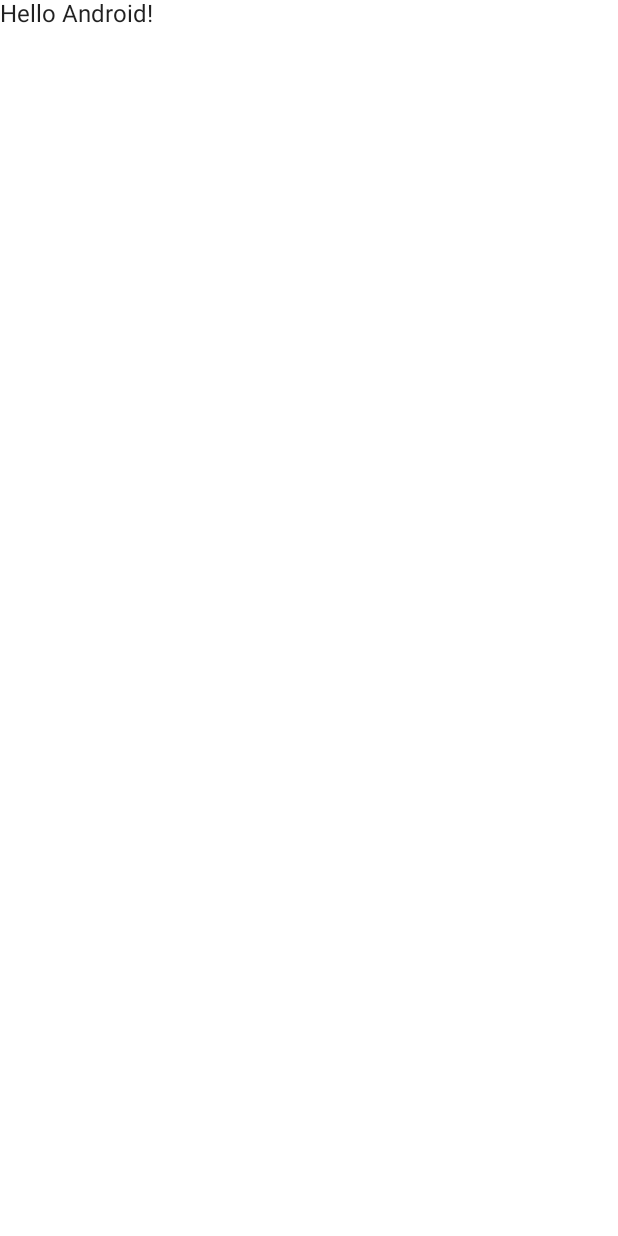
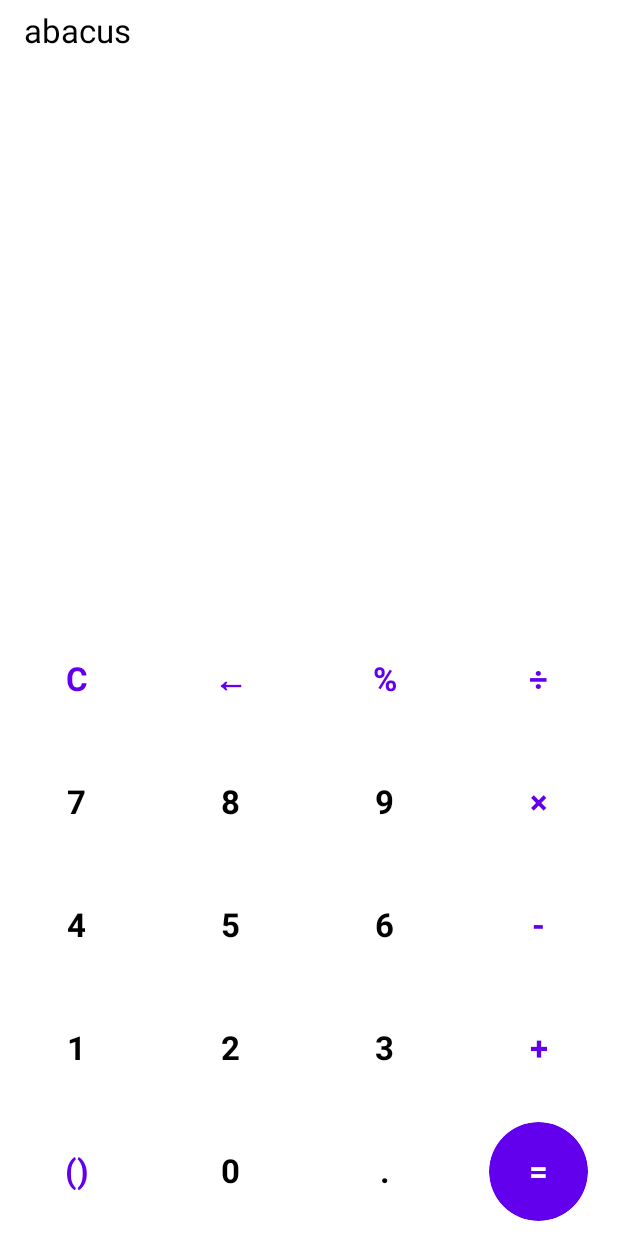
Before and after one commit to PBK-B/abacus-android-app, an Android app built with Jetpack Compose: the screen it shows after launch (MainActivity), on a phone screen of 412 x 824 dp. Before the commit the screen is almost empty. Run offline under Robolectric (Android 15) with nearby library versions, the phone set to English and light mode, and no system bars; our stand-ins replace accompanist.

Commit message:
feat: implement the main calculation function

```diff
--- a/app/src/main/AndroidManifest.xml
+++ b/app/src/main/AndroidManifest.xml
@@ -12,6 +12,7 @@
         android:roundIcon="@mipmap/ic_launcher_round"
         android:supportsRtl="true"
         android:theme="@style/Theme.Abacus"
+        android:name=".BaseApplication"
         tools:targetApi="31">
         <activity
             android:name=".MainActivity"
--- /dev/null
+++ b/app/src/main/java/com/tzmax/abacus/BaseApplication.kt
@@ -0,0 +1,17 @@
+package com.tzmax.abacus
+
+import android.annotation.SuppressLint
+import android.app.Application
+import android.content.Context
+
+class BaseApplication: Application() {
+    companion object {
+        @SuppressLint("StaticFieldLeak")
+        lateinit var mContext: Context
+    }
+
+    override fun attachBaseContext(base: Context?) {
+        mContext = this
+        super.attachBaseContext(base)
+    }
+}
--- a/app/src/main/java/com/tzmax/abacus/MainActivity.kt
+++ b/app/src/main/java/com/tzmax/abacus/MainActivity.kt
@@ -3,41 +3,25 @@ package com.tzmax.abacus
 import android.os.Bundle
 import androidx.activity.ComponentActivity
 import androidx.activity.compose.setContent
-import androidx.compose.foundation.layout.fillMaxSize
-import androidx.compose.material.MaterialTheme
-import androidx.compose.material.Surface
-import androidx.compose.material.Text
-import androidx.compose.runtime.Composable
-import androidx.compose.ui.Modifier
-import androidx.compose.ui.tooling.preview.Preview
+import androidx.activity.viewModels
+import androidx.compose.ui.graphics.Color
 import com.tzmax.abacus.ui.theme.AbacusTheme
+import androidx.core.view.WindowCompat
+import com.google.accompanist.systemuicontroller.rememberSystemUiController
+import com.tzmax.abacus.ui.model.AbacusViewModel
+import com.tzmax.abacus.ui.screens.AppView
 
 class MainActivity : ComponentActivity() {
     override fun onCreate(savedInstanceState: Bundle?) {
         super.onCreate(savedInstanceState)
+        WindowCompat.setDecorFitsSystemWindows(window, true)
+        val viewModel: AbacusViewModel by viewModels()
         setContent {
+            val systemUiController = rememberSystemUiController()
             AbacusTheme {
-                // A surface container using the 'background' color from the theme
-                Surface(
-                    modifier = Modifier.fillMaxSize(),
-                    color = MaterialTheme.colors.background
-                ) {
-                    Greeting("Android")
-                }
+                systemUiController.setStatusBarColor(Color.Transparent, true)
+                AppView(viewModel)
             }
         }
     }
 }
-
-@Composable
-fun Greeting(name: String) {
-    Text(text = "Hello $name!")
-}
-
-@Preview(showBackground = true)
-@Composable
-fun DefaultPreview() {
-    AbacusTheme {
-        Greeting("Android")
-    }
-}
--- /dev/null
+++ b/app/src/main/java/com/tzmax/abacus/ui/components/Grid.kt
@@ -0,0 +1,46 @@
+package com.tzmax.abacus.ui.components
+
+
+import androidx.compose.runtime.Composable
+import androidx.compose.ui.Modifier
+import androidx.compose.ui.layout.Layout
+
+
+@Composable
+fun Grid(
+    modifier: Modifier = Modifier,
+    maxRows: Int,
+    maxColumns: Int,
+    content: @Composable () -> Unit
+) {
+    Layout(
+        content = content,
+        modifier = modifier
+    ) { measurableList, constraints ->
+        check(constraints.hasBoundedWidth) {
+            "no width"
+        }
+        val columnWidth = constraints.maxWidth / maxRows
+        val columnHeight = constraints.maxHeight / maxColumns
+        val itemConstraints = constraints.copy(
+            minWidth = 0,
+            maxWidth = columnWidth,
+            minHeight = 0,
+            maxHeight = columnHeight
+        )
+        val placeableList = measurableList.map { measurable ->
+            measurable.measure(itemConstraints)
+        }
+        layout(
+            width = constraints.maxWidth,
+            height = constraints.maxHeight
+        ) {
+            placeableList.forEachIndexed { index, placeable ->
+                placeable.place(
+                    x = columnWidth * (index % maxRows),
+                    y = columnHeight * (index / maxRows)
+                )
+            }
+        }
+    }
+}
--- /dev/null
+++ b/app/src/main/java/com/tzmax/abacus/ui/model/AbacusViewModel.kt
@@ -0,0 +1,10 @@
+package com.tzmax.abacus.ui.model
+
+import androidx.compose.runtime.mutableStateListOf
+import androidx.compose.runtime.mutableStateOf
+import androidx.lifecycle.ViewModel
+
+class AbacusViewModel : ViewModel() {
+    val formula = mutableStateOf("")
+    val history = mutableStateListOf<String>()
+}
--- /dev/null
+++ b/app/src/main/java/com/tzmax/abacus/ui/screens/Buttons.kt
@@ -0,0 +1,123 @@
+package com.tzmax.abacus.ui.screens
+
+import androidx.annotation.StringRes
+import androidx.compose.runtime.MutableState
+import com.tzmax.abacus.R
+import com.tzmax.abacus.utils.*
+
+data class ButtonData(
+    @StringRes val text: Int,
+    val fontColor: ColorType = ColorType.Normal,
+    val backgroundColor: ColorType = ColorType.Normal,
+    val onClick: (MutableState<String>, (String?) -> Unit) -> Unit = { it, _ ->
+        it.value = it.value.trimSign(string(text))
+    }
+)
+
+enum class ColorType {
+    OnAccent, Accent, Normal,
+}
+
+val buttons = listOf(
+    ButtonData(
+        (R.string.clear), fontColor = ColorType.Accent
+    ) { it, commit ->
+        if (it.value.isNotEmpty()) {
+            it.value = ""
+        } else {
+            commit(null)
+        }
+    },
+    ButtonData(
+        (R.string.backspace), fontColor = ColorType.Accent
+    ) { it, _ ->
+        it.value = it.value.run {
+            if (isNotEmpty()) substring(0, length - 1)
+            else this
+        }
+    },
+    ButtonData(
+        (R.string.percent), fontColor = ColorType.Accent
+    ) { it, _ ->
+        if ((it.value.isNotEmpty() && it.value[it.value.length - 1] in '0'..'9')) {
+            it.value = it.value + '%'
+        }
+    },
+    ButtonData(
+        (R.string.divide), fontColor = ColorType.Accent
+    ),
+    ButtonData(
+        (R.string.seven)
+    ),
+    ButtonData(
+        (R.string.eight)
+    ),
+    ButtonData(
+        (R.string.nine)
+    ),
+    ButtonData(
+        (R.string.multiplication), fontColor = ColorType.Accent
+    ),
+    ButtonData(
+        (R.string.four)
+    ),
+    ButtonData(
+        (R.string.five)
+    ),
+    ButtonData(
+        (R.string.six)
+    ),
+    ButtonData(
+        (R.string.minus), fontColor = ColorType.Accent
+    ),
+    ButtonData(
+        (R.string.one)
+    ),
+    ButtonData(
+        (R.string.two)
+    ),
+    ButtonData(
+        (R.string.three)
+    ),
+    ButtonData(
+        (R.string.plus), fontColor = ColorType.Accent
+    ),
+    ButtonData(
+        (R.string.brackets), fontColor = ColorType.Accent
+    ) { it, _ ->
+        if ((it.value.isNotEmpty() && it.value[it.value.length - 1].toString() in operator.plus("(")) || it.value.isEmpty()) {
+            it.value = it.value + '('
+            return@ButtonData
+        }
+        val (first, second) = it.value.countPair('(', ')')
+        if (first > second && it.value[it.value.length - 1] != '(') {
+            it.value = it.value + ")"
+        }
+    },
+    ButtonData(
+        (R.string.zero)
+    ),
+    ButtonData(
+        (R.string.dot)
+    ),
+    ButtonData(
+        (R.string.equal), backgroundColor = ColorType.Accent, fontColor = ColorType.OnAccent
+    ) { it, commit ->
+        val raw = it.value.trimSign("")
+            .replace("(+", "(0+")
+            .replace("(-", "(0+")
+            .replace("(×", "(0÷")
+            .replace("(÷", "(0×")
+            .run {
+                val (first, second) = countPair('(', ')')
+                if (first > second) {
+                    this + ")".repeat(first - second)
+                } else this
+            }
+        if (raw.indexOfChars(char = charArrayOf('+', '-', '×', '÷', '%')) != null) {
+            val result = CalculateUtils.calculate(raw).replace(",", "")
+            commit("$raw=$result")
+            it.value = result
+        }
+    },
+)
--- /dev/null
+++ b/app/src/main/java/com/tzmax/abacus/ui/screens/View.kt
@@ -0,0 +1,185 @@
+package com.tzmax.abacus.ui.screens
+
+import androidx.compose.foundation.LocalIndication
+import androidx.compose.foundation.background
+import androidx.compose.foundation.clickable
+import androidx.compose.foundation.interaction.MutableInteractionSource
+import androidx.compose.foundation.layout.*
+import androidx.compose.foundation.lazy.LazyColumn
+import androidx.compose.foundation.lazy.items
+import androidx.compose.foundation.shape.RoundedCornerShape
+import androidx.compose.material.Text
+import androidx.compose.runtime.Composable
+import androidx.compose.runtime.MutableState
+import androidx.compose.runtime.remember
+import androidx.compose.runtime.snapshots.SnapshotStateList
+import androidx.compose.ui.Alignment
+import androidx.compose.ui.Modifier
+import androidx.compose.ui.draw.clip
+import androidx.compose.ui.graphics.Color
+import androidx.compose.ui.res.stringResource
+import androidx.compose.ui.text.font.FontWeight
+import androidx.compose.ui.text.style.TextAlign
+import androidx.compose.ui.unit.sp
+import com.tzmax.abacus.R
+import com.tzmax.abacus.ui.theme.Gap
+import com.tzmax.abacus.ui.theme.colors
+import com.tzmax.abacus.ui.model.AbacusViewModel
+import com.tzmax.abacus.ui.components.Grid
+
+
+@Composable
+fun AppView(
+    vm: AbacusViewModel
+) {
+    //当前计算的算式
+    val formula = remember { vm.formula }
+    //历史记录
+    val history = remember { vm.history }
+    Column(
+        Modifier
+            .fillMaxSize()
+            .background(colors.background)
+    ) {
+        ScreenPart(
+            modifier = Modifier.weight(1f),
+            formula = formula,
+            history = history
+        )
+        OperationPart(Modifier.weight(1f), formula = formula, history = history)
+    }
+
+}
+
+@Composable
+private fun ScreenPart(
+    modifier: Modifier = Modifier,
+    formula: MutableState<String>,
+    history: SnapshotStateList<String>
+) {
+    Column(
+        modifier
+            .fillMaxSize()
+            .background(colors.background)
+    ) {
+        Text(
+            text = stringResource(id = R.string.app_name),
+            fontSize = 22.sp,
+            color = colors.onBackground,
+            modifier = Modifier.padding(horizontal = Gap.Big, vertical = Gap.Mid)
+        )
+        LazyColumn(
+            Modifier
+                .background(colors.background)
+                .fillMaxWidth()
+                .weight(1f),
+            reverseLayout = true,
+            contentPadding = PaddingValues(horizontal = Gap.Big, vertical = Gap.Big)
+        ) {
+            item {
+                Text(
+                    text = formula.value,
+                    modifier = Modifier.fillMaxWidth(),
+                    textAlign = TextAlign.End,
+                    fontSize = 60.sp,
+                    color = colors.onBackground,
+                    fontWeight = FontWeight.Bold
+                )
+            }
+            items(history.reversed()) {
+                Text(
+                    text = it,
+                    modifier = Modifier.fillMaxWidth(),
+                    textAlign = TextAlign.End,
+                    fontSize = 16.sp,
+                    color = colors.onSecondary,
+                    fontWeight = FontWeight.Normal
+                )
+            }
+        }
+    }
+}
+
+@Composable
+fun OperationPart(
+    modifier: Modifier = Modifier,
+    formula: MutableState<String>,
+    history: SnapshotStateList<String>
+) {
+    Grid(
+        modifier = modifier, maxRows = 4, maxColumns = 5
+    ) {
+        buttons.forEach {
+            GoButton(
+                modifier = Modifier
+                    .fillMaxWidth()
+                    .aspectRatio(1f, true),
+                text = stringResource(it.text),
+                fontColor = when (it.fontColor) {
+                    ColorType.Accent -> colors.primary//文字强调色
+                    ColorType.Normal -> colors.onBackground
+                    ColorType.OnAccent -> colors.onPrimary
+                },
+                backgroundColor = when (it.backgroundColor) {
+                    ColorType.Accent -> colors.primary
+                    else -> colors.background
+                },
+            ) {
+                it.onClick(formula) { new ->
+                    //提交计算结果，将其纳入历史记录
+                    if (new != null) {
+                        history.add(new)
+                    } else {
+                        //清空历史记录
+                        history.clear()
+                    }
+                }
+            }
+        }
+    }
+}
+
+@Composable
+fun GoButton(
+    modifier: Modifier,
+    text: String,
+    fontColor: Color = colors.onBackground,
+    backgroundColor: Color = colors.background,
+    onClick: () -> Unit
+) {
+    val interactionSource = remember { MutableInteractionSource() }
+    Box(
+        Modifier
+            .clickable(
+                onClickLabel = text,
+                onClick = onClick,
+                indication = null,
+                interactionSource = interactionSource
+            )
+            .then(modifier), contentAlignment = Alignment.Center
+    ) {
+        Box(
+            Modifier
+                .padding(horizontal = Gap.Mid, vertical = Gap.Small)
+                .aspectRatio(1f, true)
+                .clip(RoundedCornerShape(50))
+                .background(
+                    backgroundColor, RoundedCornerShape(50)
+                )
+                .clickable(
+                    onClickLabel = text,
+                    onClick = onClick,
+                    indication = LocalIndication.current,
+                    interactionSource = interactionSource
+                ), contentAlignment = Alignment.Center
+        ) {
+            Text(
+                text = text,
+                color = fontColor,
+                fontWeight = FontWeight.Bold,
+                fontSize = 22.sp,
+                textAlign = TextAlign.Center
+            )
+        }
+    }
+}
--- a/app/src/main/java/com/tzmax/abacus/ui/theme/Shape.kt
+++ b/app/src/main/java/com/tzmax/abacus/ui/theme/Shape.kt
@@ -9,3 +9,27 @@ val Shapes = Shapes(
     medium = RoundedCornerShape(4.dp),
     large = RoundedCornerShape(0.dp)
 )
+
+object Gap {
+    val Zero = 0.dp//零边距
+    val Big = 16.dp//大型边距
+    val Mid = 8.dp//中型边距
+    val Small = 4.dp//小型边距
+    val Tiny = 2.dp//超小型边距
+}
+
+object Border {
+    val Zero = 0.dp//零边框
+    val Big = 4.dp//大型边框
+    val Mid = 2.dp//中型边框
+    val Small = 1.dp//小型边框
+    val Tiny = 0.5.dp//超小型边框
+}
+
+object Elevation {
+    val Zero = 0.dp//零
+    val Big = 12.dp//大型阴影
+    val Mid = 4.dp//中型阴影
+    val Small = 2.dp//小型阴影
+    val Tiny = 0.5.dp//超小型阴影
+}
--- a/app/src/main/java/com/tzmax/abacus/ui/theme/Theme.kt
+++ b/app/src/main/java/com/tzmax/abacus/ui/theme/Theme.kt
@@ -1,44 +1,62 @@
 package com.tzmax.abacus.ui.theme
 
+import androidx.compose.foundation.LocalIndication
 import androidx.compose.foundation.isSystemInDarkTheme
-import androidx.compose.material.MaterialTheme
+import androidx.compose.material.Colors
 import androidx.compose.material.darkColors
 import androidx.compose.material.lightColors
+import androidx.compose.material.ripple.rememberRipple
 import androidx.compose.runtime.Composable
+import androidx.compose.runtime.CompositionLocalProvider
+import androidx.compose.runtime.Stable
+import androidx.compose.runtime.compositionLocalOf
+import androidx.compose.ui.graphics.Color
+import com.google.accompanist.insets.ProvideWindowInsets
+import com.google.accompanist.systemuicontroller.rememberSystemUiController
 
 private val DarkColorPalette = darkColors(
     primary = Purple200,
     primaryVariant = Purple700,
-    secondary = Teal200
+    secondary = Teal200,
+    surface = Color(0xFF333333),
+    onSecondary = Color(0xFFCCCCCC)
 )
 
 private val LightColorPalette = lightColors(
     primary = Purple500,
     primaryVariant = Purple700,
-    secondary = Teal200
+    secondary = Teal200,
+    surface = Color(0xFFF1F1F1),
+    onSecondary = Color(0xFF999999)
+)
 
-    /* Other default colors to override
-    background = Color.White,
-    surface = Color.White,
-    onPrimary = Color.White,
-    onSecondary = Color.Black,
-    onBackground = Color.Black,
-    onSurface = Color.Black,
-    */
-)
+var LocalAppColors = compositionLocalOf {
+    LightColorPalette
+}
+
+@Stable
+val colors: Colors
+    @Composable
+    get() = LocalAppColors.current
 
 @Composable
 fun AbacusTheme(darkTheme: Boolean = isSystemInDarkTheme(), content: @Composable () -> Unit) {
-    val colors = if (darkTheme) {
+    val appColors = if (darkTheme) {
         DarkColorPalette
     } else {
         LightColorPalette
     }
 
-    MaterialTheme(
-        colors = colors,
-        typography = Typography,
-        shapes = Shapes,
-        content = content
-    )
+    val systemUiCtrl = rememberSystemUiController()
+    systemUiCtrl.setStatusBarColor(appColors.background)
+    systemUiCtrl.setNavigationBarColor(appColors.background)
+    systemUiCtrl.setSystemBarsColor(appColors.background)
+
+    ProvideWindowInsets {
+        CompositionLocalProvider(
+            LocalAppColors provides appColors,
+            LocalIndication provides rememberRipple(),
+            content = content
+        )
+    }
 }
--- a/app/src/main/res/values/strings.xml
+++ b/app/src/main/res/values/strings.xml
@@ -1,3 +1,23 @@
 <resources>
     <string name="app_name">abacus</string>
+    <string name="clear">C</string>
+    <string name="backspace">←</string>
+    <string name="percent">%</string>
+    <string name="divide">÷</string>
+    <string name="seven">7</string>
+    <string name="eight">8</string>
+    <string name="nine">9</string>
+    <string name="multiplication">×</string>
+    <string name="four">4</string>
+    <string name="five">5</string>
+    <string name="six">6</string>
+    <string name="minus">-</string>
+    <string name="plus">+</string>
+    <string name="brackets">()</string>
+    <string name="zero">0</string>
+    <string name="dot">.</string>
+    <string name="equal">=</string>
+    <string name="one">1</string>
+    <string name="two">2</string>
+    <string name="three">3</string>
 </resources>
--- a/build.gradle
+++ b/build.gradle
@@ -1,12 +1,13 @@
 buildscript {
     ext {
-        compose_version = '1.1.0-beta01'
+        compose_version = '1.2.0'
+        accompanistVersion = '0.24.2-alpha'
     }
 }// Top-level build file where you can add configuration options common to all sub-projects/modules.
 plugins {
     id 'com.android.application' version '7.2.1' apply false
     id 'com.android.library' version '7.2.1' apply false
-    id 'org.jetbrains.kotlin.android' version '1.5.31' apply false
+    id 'org.jetbrains.kotlin.android' version '1.7.0' apply false
 }
 
 task clean(type: Delete) {
```
Also changed, not shown: app/build.gradle (+10 -2 lines), app/src/main/java/com/tzmax/abacus/utils/CalculateUtils.kt (added, +112 -0 lines), app/src/main/java/com/tzmax/abacus/utils/ResExtension.kt (added, +9 -0 lines), app/src/main/java/com/tzmax/abacus/utils/StringUtils.kt (added, +25 -0 lines).
